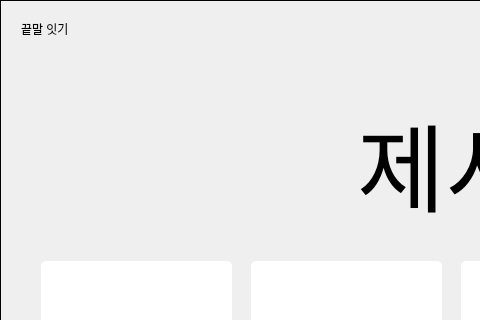
gitaeyu/Network_project2, file untitled.ui: the form before one commit; both pictures show x 0 to 480 and y 0 to 320 of the 1024 by 768 pixel window.
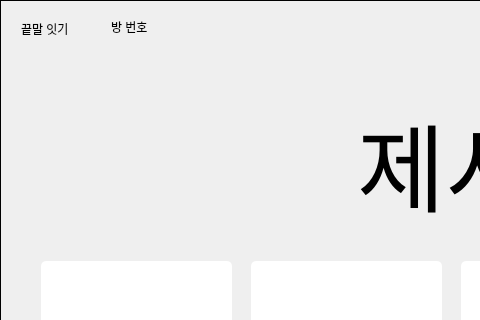
The form after the commit. The open tabs and pages were chosen to show the change.

```diff
--- a/untitled.ui
+++ b/untitled.ui
@@ -783,6 +783,19 @@
       <string>초대하기</string>
      </property>
     </widget>
+    <widget class="QLabel" name="follow_up_rm_number">
+     <property name="geometry">
+      <rect>
+       <x>110</x>
+       <y>20</y>
+       <width>56</width>
+       <height>12</height>
+      </rect>
+     </property>
+     <property name="text">
+      <string>방 번호</string>
+     </property>
+    </widget>
    </widget>
   </widget>
  </widget>
```
Left out of the diff: 23 changed lines with no effect on the pictures.
